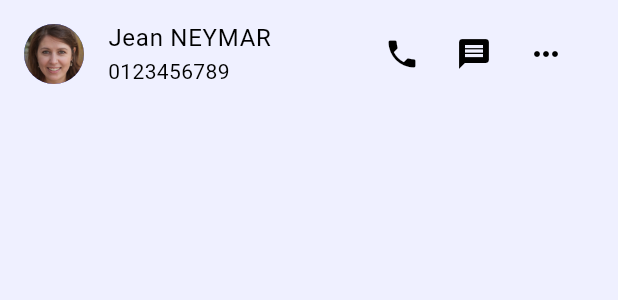
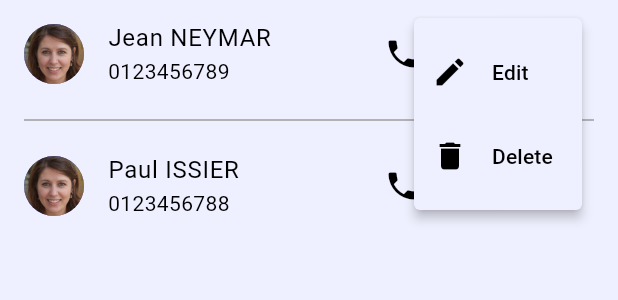
Before and after one commit to studiorvandco/cpm_app, a Flutter app: the Participants widget shown alone on an empty page, opened directly, after a tap on the "keyboard control" icon, on a phone screen of 412 x 824 dp. Shown: the top 300 px of the screen. Run offline on Flutter 3.47's test engine with Material 2 defaults, Android fonts, the phone set to English and light mode, and no system bars; our stand-ins replace page_transition; missing offline and left inert: outline_search_bar.

Commit message:
add menu

```diff
--- a/lib/pages/home.dart
+++ b/lib/pages/home.dart
@@ -112,7 +112,10 @@ class HomeState extends State<Home> {
         return const Projects();
       case 1:
         return Participants(
-          participants: <Participant>[Participant('Jean', 'Neymar', '0123456789')],
+          participants: <Participant>[
+            Participant('Jean', 'Neymar', '0123456789'),
+            Participant('Paul', 'Issier', '0123456788')
+          ],
         );
       case 2:
         return const Locations();
--- a/lib/pages/participants.dart
+++ b/lib/pages/participants.dart
@@ -16,22 +16,23 @@ class _ParticipantsState extends State<Participants> {
   final Divider divider = const Divider(
     thickness: 1,
     color: Colors.grey,
-    indent: 64,
+    indent: 16,
     endIndent: 16,
     height: 16,
   );
 
   @override
   Widget build(BuildContext context) {
-    final Iterable<ParticipantTile> participantTiles = widget.participants.map((e) => ParticipantTile(participant: e));
+    final Iterable<ParticipantTile> participantTiles =
+        widget.participants.map((Participant participantTile) => ParticipantTile(participant: participantTile));
 
     return Expanded(
         child: ListView.separated(
+      separatorBuilder: (BuildContext context, int index) => divider,
+      itemCount: participantTiles.length,
       itemBuilder: (BuildContext context, int index) {
-        return Column(children: <ParticipantTile>[...participantTiles]);
+        return participantTiles.elementAt(index);
       },
-      separatorBuilder: (BuildContext context, int index) => divider,
-      itemCount: 1,
     ));
   }
 }
--- a/lib/widgets/member_tile.dart
+++ b/lib/widgets/member_tile.dart
@@ -1,6 +1,8 @@
 import 'package:flutter/material.dart';
 
 import '../models/Participant.dart';
+
+enum MenuAction { edit, delete }
 
 class ParticipantTile extends StatefulWidget {
   const ParticipantTile({super.key, required this.participant});
@@ -14,9 +16,7 @@ class ParticipantTile extends StatefulWidget {
 class _ParticipantTileState extends State<ParticipantTile> {
   @override
   Widget build(BuildContext context) {
-    return Column(
-      children: <Widget>[
-        ListTile(
+    return ListTile(
       leading: const CircleAvatar(backgroundImage: AssetImage('assets/placeholder_profile_picture.jpg')),
       title: Text(
         '${widget.participant.firstName} ${widget.participant.lastName.toUpperCase()}',
@@ -41,15 +41,30 @@ class _ParticipantTileState extends State<ParticipantTile> {
                 print('call');
               },
               icon: const Icon(Icons.message)),
-              IconButton(
-                  onPressed: () {
-                    print('call');
+          PopupMenuButton<MenuAction>(
+            icon: const Icon(Icons.more_horiz),
+            itemBuilder: (BuildContext context) => <PopupMenuEntry<MenuAction>>[
+              const PopupMenuItem<MenuAction>(
+                  value: MenuAction.edit,
+                  child: ListTile(
+                    leading: Icon(Icons.edit),
+                    title: Text('Edit'),
+                  )),
+              const PopupMenuItem<MenuAction>(
+                  value: MenuAction.delete,
+                  child: ListTile(
+                    leading: Icon(Icons.delete),
+                    title: Text('Delete'),
+                  )),
+            ],
+            onSelected: (MenuAction action) {
+              setState(() {
+                print(action);
+              });
             },
-                  icon: const Icon(Icons.more_horiz))
+          )
         ],
       ),
-        ),
-      ],
     );
   }
 }
```
Lines whose indentation alone changed are shown as unchanged.
